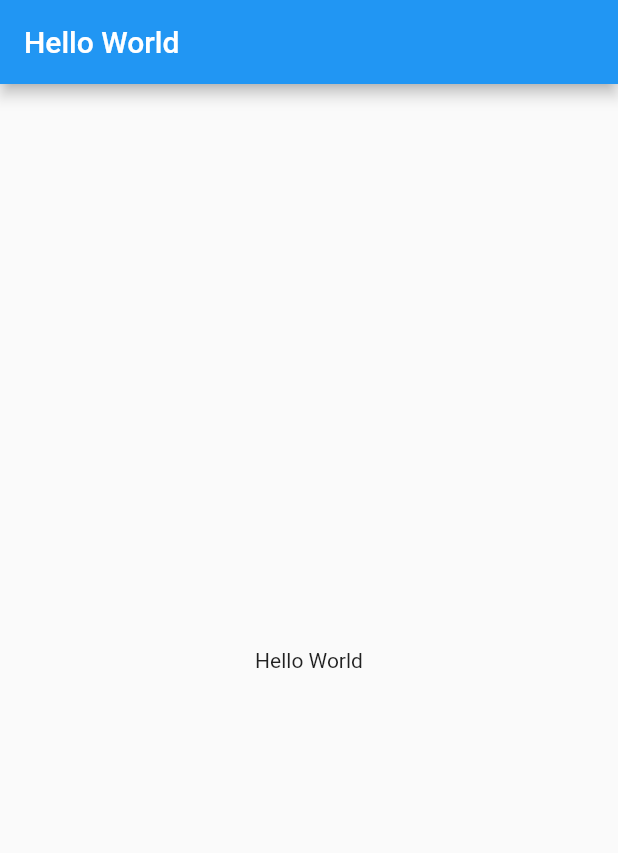
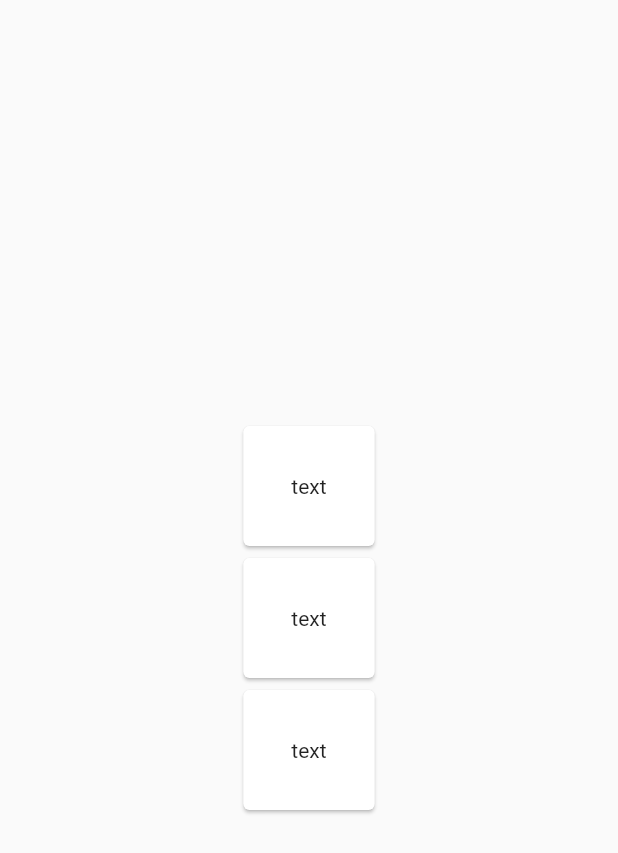
Before and after one commit to wovilon/WaterCalculatorApp, a Flutter app: the screen it shows after launch, on a phone screen of 412 x 824 dp. Shown: the top 853 px of the screen. Run offline on Flutter 3.47's test engine with Material 2 defaults, Android fonts, the phone set to English and light mode, and no system bars.

Commit message:
screens created

```diff
--- a/lib/main.dart
+++ b/lib/main.dart
@@ -1,7 +1,11 @@
 import 'package:flutter/material.dart';
 import 'package:flutter_localizations/flutter_localizations.dart';
+import 'package:water_calculator_app/screens/FoodScreen.dart';
+import 'package:water_calculator_app/screens/MainScreen.dart';
+import 'package:water_calculator_app/screens/WaterScreen.dart';
 import 'package:water_calculator_app/util/LocalizationUtil.dart';
 import 'util/DemoLocalizationDelegate.dart';
+import 'util/Routes.dart';
 
 
 
@@ -13,7 +17,9 @@ class DemoApp extends StatelessWidget {
   Widget build(BuildContext context) {
     return Scaffold(
       appBar: AppBar(
-        title: Text(Lang.of(context).title),
+        title: (MediaQuery.of(context).orientation == Orientation.portrait)
+          ? Text('long')
+          : Text('loooooooooooooooooooooooooooong'),
       ),
       body: Center(
         child: Text(Lang.of(context).title),
@@ -26,6 +32,7 @@ class MyApp extends StatelessWidget {
   @override
   Widget build(BuildContext context) {
     return MaterialApp(
+      debugShowCheckedModeBanner: false,
       locale: Locale('en', ''),
       onGenerateTitle: (BuildContext context) => Lang.of(context).title,
       localizationsDelegates: [
@@ -37,7 +44,13 @@ class MyApp extends StatelessWidget {
         const Locale('en', ''),
         const Locale('ru', ''),
       ],
-      home: DemoApp()
+
+      routes: {
+        Routes.mainScreen:(BuildContext context) => MainScreen(),
+        Routes.waterScreen:(BuildContext context) => WaterScreen(),
+        Routes.foodScreen:(BuildContext context) => FoodScreen()
+      },
+      home: MainScreen()
     );
   }
 }
--- /dev/null
+++ b/lib/screens/FoodScreen.dart
@@ -0,0 +1,10 @@
+import 'package:flutter/cupertino.dart';
+import 'package:flutter/material.dart';
+
+
+class FoodScreen extends StatelessWidget {
+  @override
+  Widget build(BuildContext context) {
+    return Container();
+  }
+}
--- /dev/null
+++ b/lib/screens/MainScreen.dart
@@ -0,0 +1,42 @@
+
+import 'package:flutter/cupertino.dart';
+import 'package:flutter/material.dart';
+
+class MainScreen extends StatelessWidget{
+  @override
+  Widget build(BuildContext context) {
+    return Scaffold(
+      body: Menu()
+    );
+  }
+}
+
+class Menu extends StatelessWidget {
+  @override
+  Widget build(BuildContext context) {
+    if(MediaQuery.of(context).orientation == Orientation.portrait)
+      return Center(child: Column(mainAxisAlignment: MainAxisAlignment.center,
+        children: [MenuButton(), MenuButton(), MenuButton()],));
+    else return Center(child: Row(mainAxisAlignment: MainAxisAlignment.center,
+      children: [MenuButton(), MenuButton(), MenuButton()],));
+  }
+}
+
+class MenuButton extends StatefulWidget{
+  @override
+  State<StatefulWidget> createState() {
+    return MenuButtonState();
+  }
+}
+
+class MenuButtonState extends State<MenuButton>{
+  @override
+  Widget build(BuildContext context) {
+    return Container(
+      constraints: BoxConstraints(maxWidth: 200),
+      child: Card(child: Container(padding: EdgeInsets.all(32),
+            child: Text('text')
+      ),),
+    );
+  }
+}
--- /dev/null
+++ b/lib/screens/WaterScreen.dart
@@ -0,0 +1,10 @@
+import 'package:flutter/cupertino.dart';
+import 'package:flutter/material.dart';
+
+
+class WaterScreen extends StatelessWidget {
+  @override
+  Widget build(BuildContext context) {
+    return Container();
+  }
+}
--- /dev/null
+++ b/lib/util/Routes.dart
@@ -0,0 +1,7 @@
+
+class Routes{
+  static const mainScreen = '/main';
+  static const waterScreen = '/water';
+  static const foodScreen = '/food';
+
+}
```
